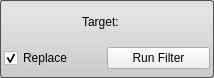
First picture: the form in src/Interface/ToolInterface/GradientMagnitudeFilterInterface.ui, repository SCIInstitute/Seg3D, before the edit.
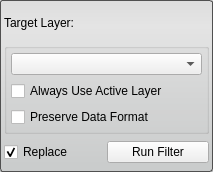
Second picture: the form after the edit.

Commit message: adding 4 more filters to Seg3d

Diff of the .ui file:
```diff
--- a/src/Interface/ToolInterface/GradientMagnitudeFilterInterface.ui
+++ b/src/Interface/ToolInterface/GradientMagnitudeFilterInterface.ui
@@ -6,12 +6,12 @@
    <rect>
     <x>0</x>
     <y>0</y>
-    <width>214</width>
-    <height>78</height>
+    <width>213</width>
+    <height>172</height>
    </rect>
   </property>
   <property name="sizePolicy">
-   <sizepolicy hsizetype="Expanding" vsizetype="Fixed">
+   <sizepolicy hsizetype="Expanding" vsizetype="Preferred">
     <horstretch>0</horstretch>
     <verstretch>0</verstretch>
    </sizepolicy>
@@ -46,31 +46,57 @@
     <number>4</number>
    </property>
    <item>
-    <layout class="QHBoxLayout" name="activeHLayout" stretch="1">
+    <layout class="QHBoxLayout" name="activeHLayout" stretch="0">
      <property name="spacing">
       <number>0</number>
      </property>
      <item>
-      <widget class="QLabel" name="activeLabel">
-       <property name="sizePolicy">
-        <sizepolicy hsizetype="Fixed" vsizetype="Preferred">
-         <horstretch>0</horstretch>
-         <verstretch>0</verstretch>
-        </sizepolicy>
-       </property>
-       <property name="minimumSize">
-        <size>
-         <width>50</width>
-         <height>0</height>
-        </size>
-       </property>
+      <widget class="QLabel" name="label">
        <property name="text">
-        <string>Target:</string>
+        <string>Target Layer:</string>
        </property>
       </widget>
      </item>
     </layout>
    </item>
+   <item>
+    <layout class="QHBoxLayout" name="horizontalLayout_6">
+     <item>
+      <widget class="QGroupBox" name="target_groupbox_">
+       <property name="font">
+        <font>
+         <pointsize>10</pointsize>
+        </font>
+       </property>
+       <property name="title">
+        <string/>
+       </property>
+       <layout class="QVBoxLayout" name="verticalLayout_4">
+        <property name="margin">
+         <number>4</number>
+        </property>
+        <item>
+         <widget class="QComboBox" name="target_layer_"/>
+        </item>
+        <item>
+         <widget class="QCheckBox" name="use_active_layer_">
+          <property name="text">
+           <string>Always Use Active Layer</string>
+          </property>
+         </widget>
+        </item>
+        <item>
+         <widget class="QCheckBox" name="preserve_data_format_">
+          <property name="text">
+           <string>Preserve Data Format</string>
+          </property>
+         </widget>
+        </item>
+       </layout>
+      </widget>
+     </item>
+    </layout>
+   </item>
    <item>
     <widget class="QWidget" name="replaceRunWidget" native="true">
      <property name="minimumSize">
```
The commit also changes 30 other files.
